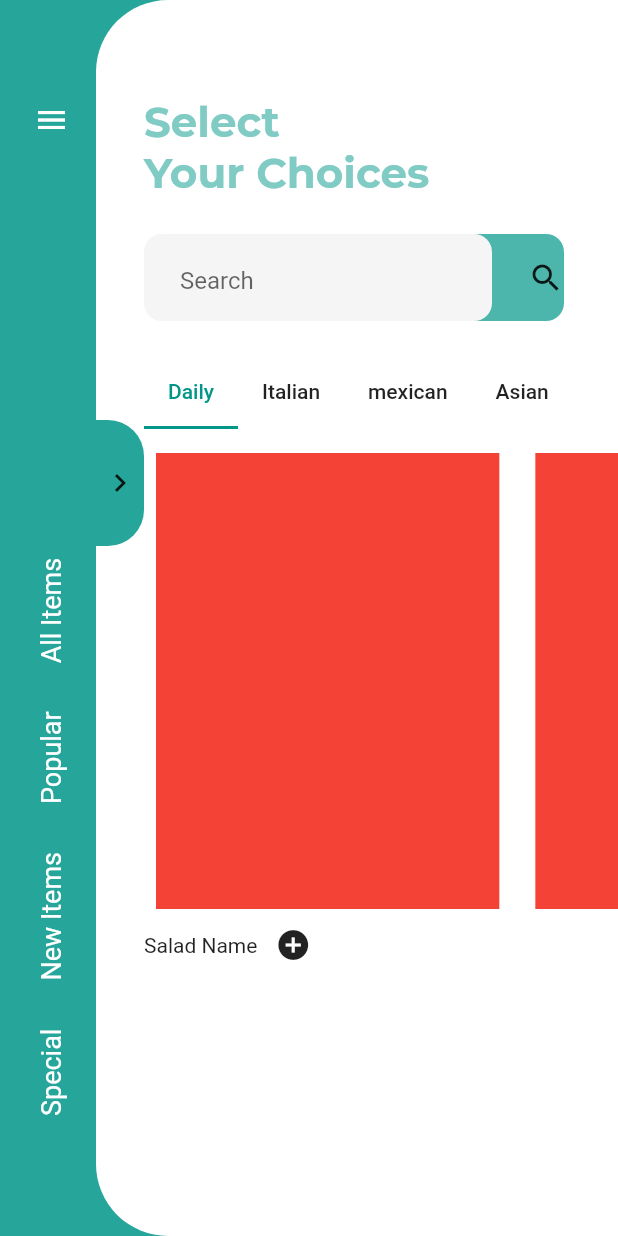
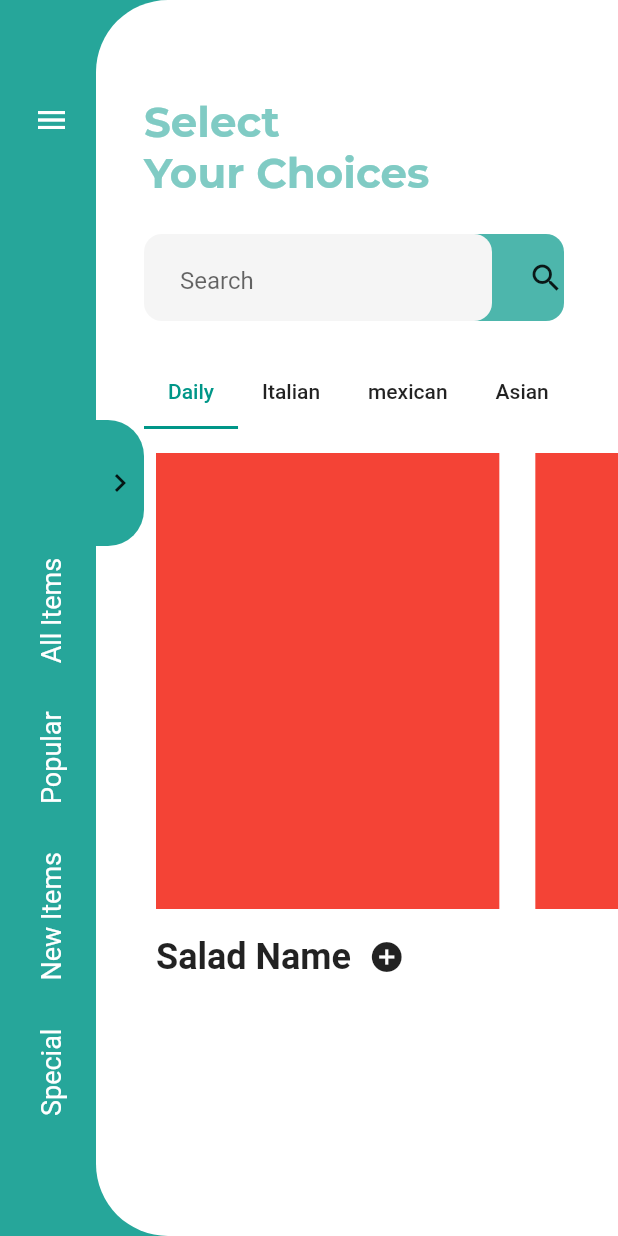
Before and after one commit to JAICHANGPARK/flutter_notebook_8th_story, a Flutter app: the screen it shows after launch, on a phone screen of 412 x 824 dp. Run offline on Flutter 3.47's test engine with Material 2 defaults, Android fonts, the phone set to English and light mode, and no system bars; our stand-ins replace badges, google_fonts.

Commit message:
Update food_main_page.dart

```diff
--- a/lib/ep566_food_delivery_app/food_main_page.dart
+++ b/lib/ep566_food_delivery_app/food_main_page.dart
@@ -232,11 +232,17 @@ class _FoodMainPageState extends State<FoodMainPage> with SingleTickerProviderSt
                             controller: _tabController,
                           ),
                         ),
-                        Row(
-                          children: [
-                            Text("Salad Name"),
-                            IconButton(icon: Icon(Icons.add_circle), onPressed: (){})
-                          ],
+                        Padding(
+                          padding: const EdgeInsets.all(8.0),
+                          child: Row(
+                            children: [
+                              Text("Salad Name",style: TextStyle(
+                                fontSize: 24,
+                                fontWeight: FontWeight.bold
+                              ),),
+                              IconButton(icon: Icon(Icons.add_circle), onPressed: (){})
+                            ],
+                          ),
                         )
                       ],
                     ),
```
